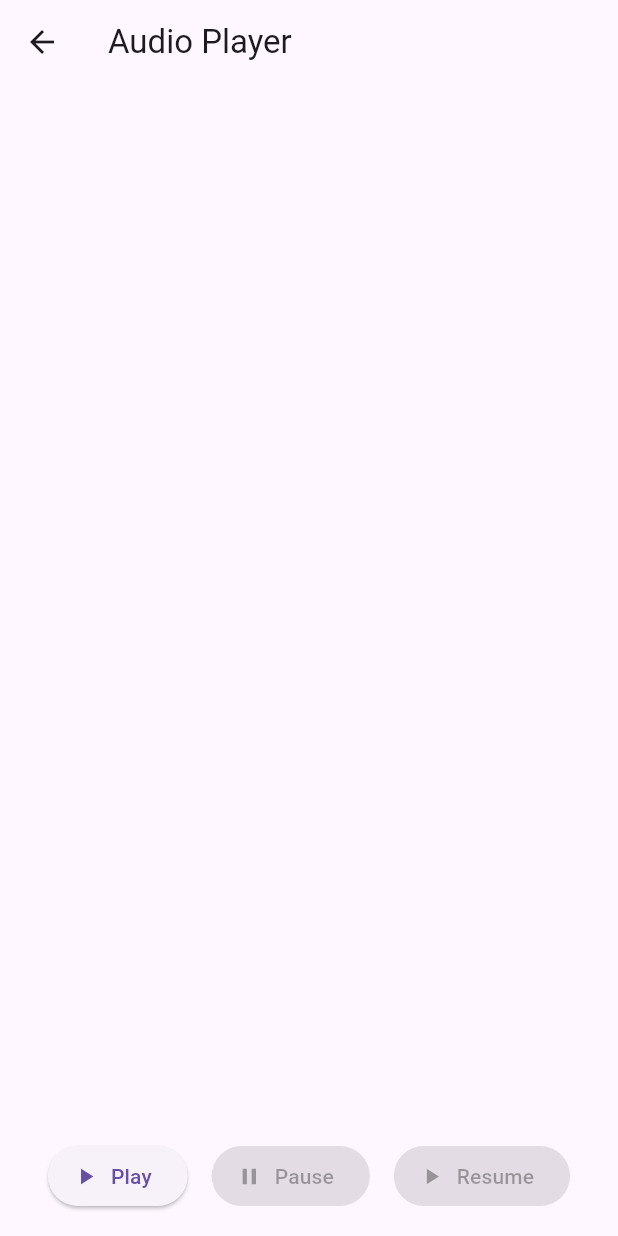
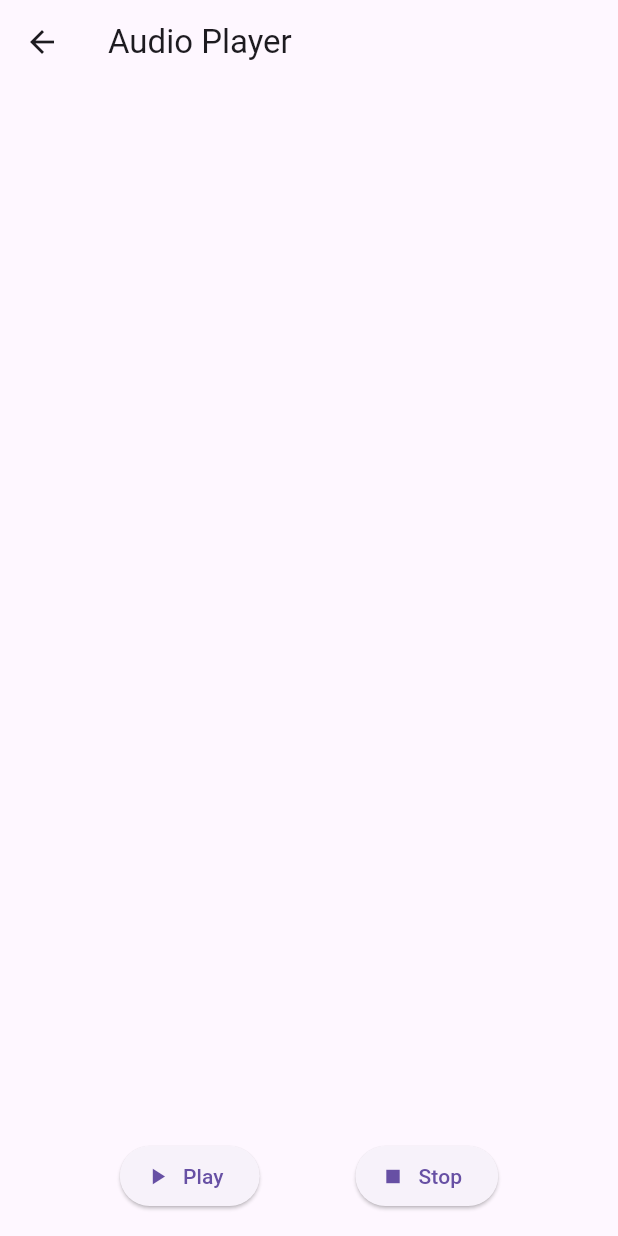
Before and after one commit to harsheel55/Audio-Book, a Flutter app: the PlayerScreen screen opened directly with empty values, on a phone screen of 412 x 824 dp. Run offline on Flutter 3.47's test engine with Material 3 defaults, Android fonts, the phone set to English and light mode, and no system bars; our stand-ins replace file_picker, flutter_tts; missing offline and left inert: syncfusion_flutter_pdf, syncfusion_flutter_pdfviewer.

Commit message:
Your commit message

```diff
--- a/lib/screens/player_screen.dart
+++ b/lib/screens/player_screen.dart
@@ -22,6 +22,7 @@ class _PlayerScreenState extends State<PlayerScreen> {
     flutterTts.setCompletionHandler(() {
       setState(() {
         isPlaying = false;
+        isPaused = false;
       });
     });
   }
@@ -53,20 +54,14 @@ class _PlayerScreenState extends State<PlayerScreen> {
               mainAxisAlignment: MainAxisAlignment.spaceEvenly,
               children: [
                 ElevatedButton.icon(
-                  onPressed: isPlaying ? _stop : _speak,
-                  icon: Icon(isPlaying ? Icons.stop : Icons.play_arrow),
-                  label: Text(isPlaying ? 'Stop' : 'Play'),
+                  onPressed: isPlaying ? _pause : _speak,
+                  icon: Icon(isPlaying ? Icons.pause : Icons.play_arrow),
+                  label: Text(isPlaying ? 'Pause' : 'Play'),
                 ),
                 ElevatedButton.icon(
-                  onPressed:
-                      isPlaying ? _pause : null, // Disable if not playing
-                  icon: const Icon(Icons.pause),
-                  label: const Text('Pause'),
-                ),
-                ElevatedButton.icon(
-                  onPressed: isPaused ? _resume : null, // Disable if not paused
-                  icon: const Icon(Icons.play_arrow),
-                  label: const Text('Resume'),
+                  onPressed: _stop,
+                  icon: const Icon(Icons.stop),
+                  label: const Text('Stop'),
                 ),
               ],
             ),
@@ -100,17 +95,6 @@ class _PlayerScreenState extends State<PlayerScreen> {
     });
   }
 
-  Future<void> _resume() async {
-    if (isPaused) {
-      setState(() {
-        isPlaying = true;
-        isPaused = false;
-      });
-      String remainingText = words.sublist(lastSpokenWordIndex).join(" ");
-      await flutterTts.speak(remainingText);
-    }
-  }
-
   Future<void> _stop() async {
     await flutterTts.stop();
     setState(() {
```
